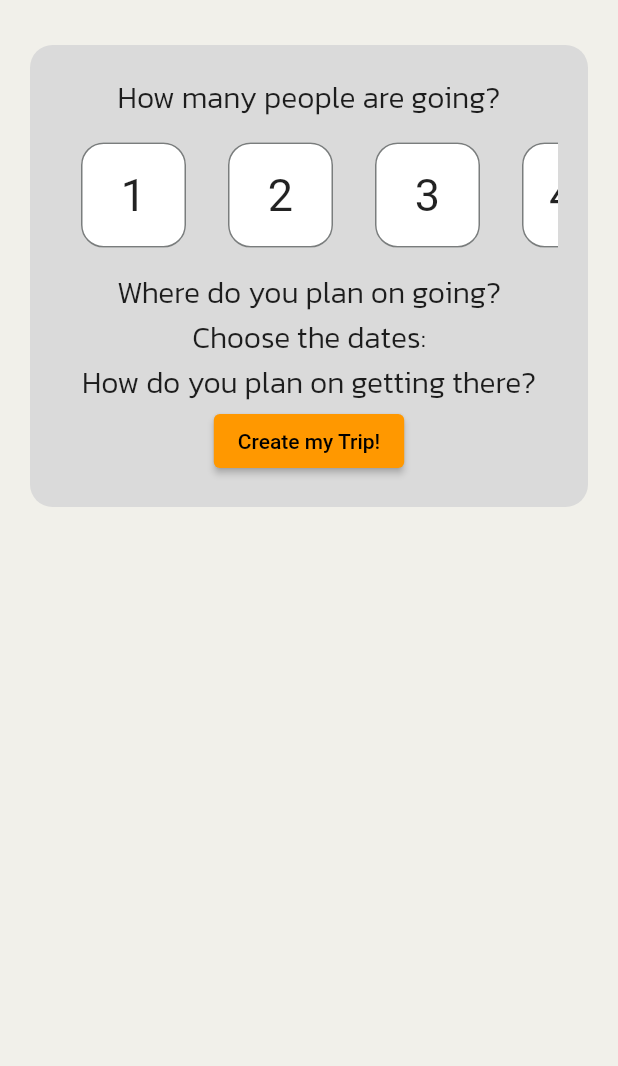
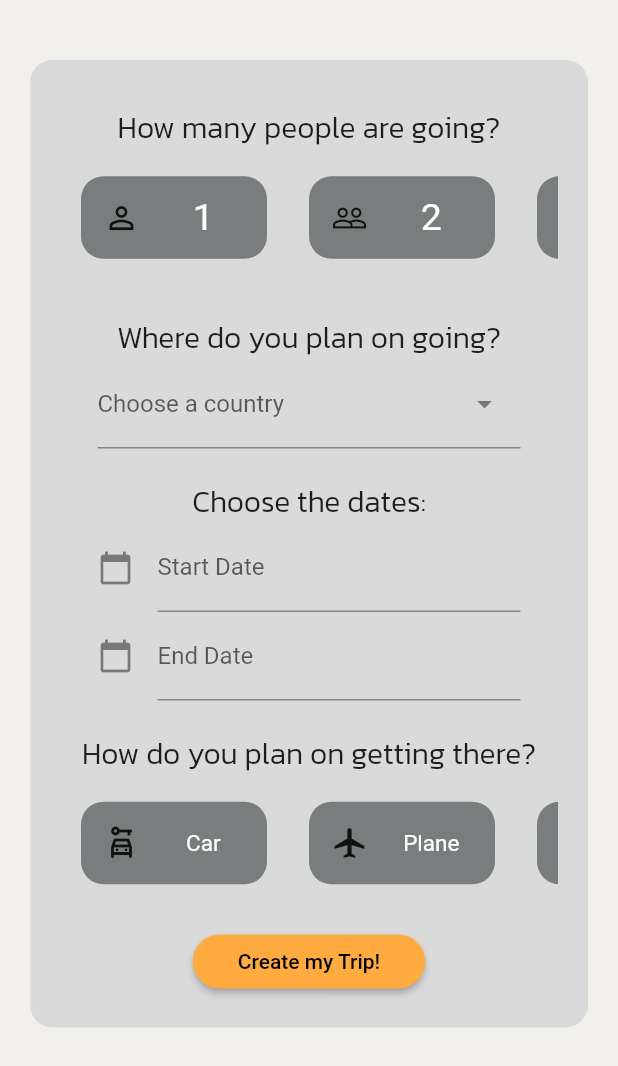
Before and after one commit to 911AstalusAdrian/thesis-project, a Flutter app: the CreateTripScreen screen opened directly, on a phone screen of 412 x 824 dp. Shown: the top 1066 px of the screen. Run offline on Flutter 3.47's test engine with Material 2 defaults, Android fonts, the phone set to English and light mode, and no system bars; drawn by our look-alikes of dropdown_search; our stand-ins replace calendar_date_picker2, flutter_secure_storage; accounts and stored records are empty.

Commit message:
Add a Trip layout

```diff
--- a/app/lib/screens/createTripScreen.dart
+++ b/app/lib/screens/createTripScreen.dart
@@ -1,4 +1,6 @@
 import 'package:app/widgets/fancyText.dart';
+import 'package:calendar_date_picker2/calendar_date_picker2.dart';
+import 'package:dropdown_search/dropdown_search.dart';
 import 'package:flutter/material.dart';
 
 import '../assets/Colors.dart';
@@ -12,41 +14,156 @@ class CreateTripScreen extends StatefulWidget {
 }
 
 class _CreateTripScreenState extends State<CreateTripScreen> {
+  DateTime _startDate = DateTime.now();
+  TextEditingController _startDateController = TextEditingController();
+
+  DateTime _endDate = DateTime.now();
+  TextEditingController _endDateController = TextEditingController();
+
+  String _selectedCountry = "";
+
   @override
   Widget build(BuildContext context) {
     return Scaffold(
         body: SingleChildScrollView(
       child: Padding(
-            padding: const EdgeInsets.symmetric(vertical: 30.0, horizontal: 20.0),
+        padding: const EdgeInsets.symmetric(vertical: 40.0, horizontal: 20.0),
         child: Center(
           child: Container(
-                decoration: BoxDecoration(
+            decoration: const BoxDecoration(
                 borderRadius: BorderRadius.all(Radius.circular(15.0)),
-                  color: const Color(0xFFDADADA)
-                ),
+                color: Color(0xFFDADADA)),
             child: Padding(
               padding: const EdgeInsets.all(20.0),
               child: Column(
                 children: [
+                  Padding(
+                    padding: const EdgeInsets.symmetric(
+                        vertical: 10.0, horizontal: 0),
+                    child: Column(
+                      children: [
                         const FancyText(text: "How many people are going?"),
                         SizedBox(
-                        height: 100.0,
+                          height: 90.0,
                           child: ListView(
                             scrollDirection: Axis.horizontal,
                             shrinkWrap: true,
                             children: const [
-                            SelectionCard(value: '1'),
-                            SelectionCard(value: '2'),
-                            SelectionCard(value: '3'),
-                            SelectionCard(value: '4+'),
-                            SelectionCard(value: 'Don\'t know yet')
+                              SelectionCard(value: '1', icon: Icon(Icons.person_outline)),
+                              SelectionCard(value: '2', icon: Icon(Icons.people_outline)),
+                              SelectionCard(value: '3', icon: Icon(Icons.groups_outlined)),
+                              SelectionCard(value: '4+', icon: Icon(Icons.group_add_outlined)),
+                              SelectionCard(value: 'Don\'t know yet', icon: Icon(Icons.question_mark_outlined))
                             ],
                           ),
                         ),
+                      ],
+                    ),
+                  ),
+                  Padding(
+                    padding: const EdgeInsets.symmetric(
+                        vertical: 10.0, horizontal: 25.0),
+                    child: Column(
+                      children: [
                         const FancyText(text: "Where do you plan on going?"),
+                        DropdownSearch<String>(
+                          showClearButton: true,
+                          items: [
+                            "United States",
+                            "Italy",
+                            "Japan",
+                            "Spain",
+                            "Morrocco"
+                          ], // TODO get countries from some sort of repo
+                          dropdownSearchDecoration: const InputDecoration(
+                            labelText: "Choose a country",
+                          ),
+                          onChanged: (value) {
+                            setState(() {
+                              _selectedCountry = value ?? "";
+                            });
+                          },
+                        ),
+                      ],
+                    ),
+                  ),
+                  Padding(
+                    padding: const EdgeInsets.symmetric(
+                        vertical: 10, horizontal: 25),
+                    child: Column(
+                      children: [
                         const FancyText(text: "Choose the dates:"),
+                        TextField(
+                          controller: _startDateController,
+                          decoration: const InputDecoration(
+                              icon: Icon(Icons.calendar_today),
+                              labelText: "Start Date"),
+                          onTap: () async {
+                            DateTime? pickedDate = await showDatePicker(
+                                context: context,
+                                initialDate: DateTime.now(),
+                                firstDate: DateTime(2023),
+                                lastDate: DateTime(2040));
+
+                            setState(() {
+                              _startDate = pickedDate ?? DateTime.now();
+                              _startDateController.text =
+                                  "${_startDate.day}/${_startDate.month}/${_startDate.year}";
+                            });
+                          },
+                        ),
+                        TextField(
+                          controller: _endDateController,
+                          decoration: const InputDecoration(
+                              icon: Icon(Icons.calendar_today),
+                              labelText: "End Date"),
+                          onTap: () async {
+                            DateTime? pickedDate = await showDatePicker(
+                                context: context,
+                                initialDate: DateTime.now(),
+                                firstDate: DateTime(2023),
+                                lastDate: DateTime(2040));
+
+                            setState(() {
+                              _endDate = pickedDate ?? DateTime.now();
+                              _endDateController.text =
+                                  "${_endDate.day}/${_endDate.month}/${_endDate.year}";
+                            });
+                          },
+                        ),
+                      ],
+                    ),
+                  ),
+                  Padding(
+                    padding:
+                        const EdgeInsets.symmetric(vertical: 10, horizontal: 0),
+                    child: Column(
+                      children:[
                         const FancyText(text: "How do you plan on getting there?"),
-                      ElevatedButton(onPressed: () {}, child: const Text("Create my Trip!"))
+                        SizedBox(
+                          height: 90.0,
+                          child: ListView(
+                            scrollDirection: Axis.horizontal,
+                            shrinkWrap: true,
+                            children: const [
+                              SelectionCard(value: 'Car', icon: Icon(Icons.car_rental_outlined)),
+                              SelectionCard(value: 'Plane', icon: Icon(Icons.airplanemode_on_outlined)),
+                              SelectionCard(value: 'Train', icon: Icon(Icons.train_outlined)),
+                              SelectionCard(value: 'Other', icon: Icon(Icons.emoji_transportation_outlined)),
+                            ],
+                          ),
+                        ),
+                  ])),
+                  ElevatedButton(
+                    onPressed: () {},
+                    style: ElevatedButton.styleFrom(
+                        padding: const EdgeInsets.symmetric(
+                            vertical: 10.0, horizontal: 30.0),
+                        backgroundColor: Colors.orangeAccent,
+                        shape: RoundedRectangleBorder(
+                            borderRadius: BorderRadius.circular(30))),
+                    child: const Text("Create my Trip!"),
+                  )
                 ],
               ),
             ),
--- /dev/null
+++ b/app/lib/widgets/PickDates.dart
@@ -0,0 +1,15 @@
+import 'package:flutter/material.dart';
+
+class PickDates extends StatefulWidget {
+  const PickDates({Key? key}) : super(key: key);
+
+  @override
+  State<PickDates> createState() => _PickDatesState();
+}
+
+class _PickDatesState extends State<PickDates> {
+  @override
+  Widget build(BuildContext context) {
+    return Container();
+  }
+}
--- a/app/lib/widgets/selectionCard.dart
+++ b/app/lib/widgets/selectionCard.dart
@@ -2,33 +2,41 @@ import 'package:app/assets/Colors.dart';
 import 'package:flutter/material.dart';
 
 class SelectionCard extends StatelessWidget {
-  const SelectionCard({Key? key, required this.value}) : super(key: key);
+  const SelectionCard({Key? key, required this.value, required this.icon})
+      : super(key: key);
 
   final String value;
+  final Icon icon;
 
   @override
   Widget build(BuildContext context) {
     return Center(
       child: Padding(
-        padding: const EdgeInsets.symmetric(vertical: 5.0, horizontal: 10.0),
-        child: Card(
-          elevation: 0,
-          shape: RoundedRectangleBorder(
-              side: BorderSide(
-                  color: myGrey
-              ),
-              borderRadius: const BorderRadius.all(Radius.circular(15.0))
-          ),
-          child: SizedBox(
-            width: 70,
-            height: 70,
+          padding: const EdgeInsets.symmetric(vertical: 0.0, horizontal: 10.0),
+          child: Card(
+            color: myGrey,
+            elevation: 0,
+            shape: const RoundedRectangleBorder(
+                borderRadius: BorderRadius.all(Radius.circular(15.0))),
             child: Padding(
-              padding: const EdgeInsets.all(5.0),
-              child: Center(child: Text(value, style: TextStyle(fontSize: value.length < 3 ? 30 : 15),),),
-            )
-          ),
-        ),
-      ),
+                padding:
+                    const EdgeInsets.only(left: 15.0),
+                child: Row(children: [
+                  icon,
+                  SizedBox(
+                    width: 85,
+                    height: 55,
+                    child: Center(
+                      child: Text(
+                        value,
+                        style: TextStyle(
+                            fontSize: value.length < 3 ? 25 : 15,
+                            color: Colors.white),
+                      ),
+                    )
+                  ),
+                ])),
+          )),
     );
   }
 }
--- a/app/pubspec.yaml
+++ b/app/pubspec.yaml
@@ -37,6 +37,8 @@ dependencies:
   # Use with the CupertinoIcons class for iOS style icons.
   cupertino_icons: ^1.0.2
   flutter_secure_storage: ^8.0.0
+  dropdown_search: ^4.0.0
+  calendar_date_picker2: ^0.5.2
 
 dev_dependencies:
   flutter_test:
```
Lines whose indentation alone changed are shown as unchanged.
